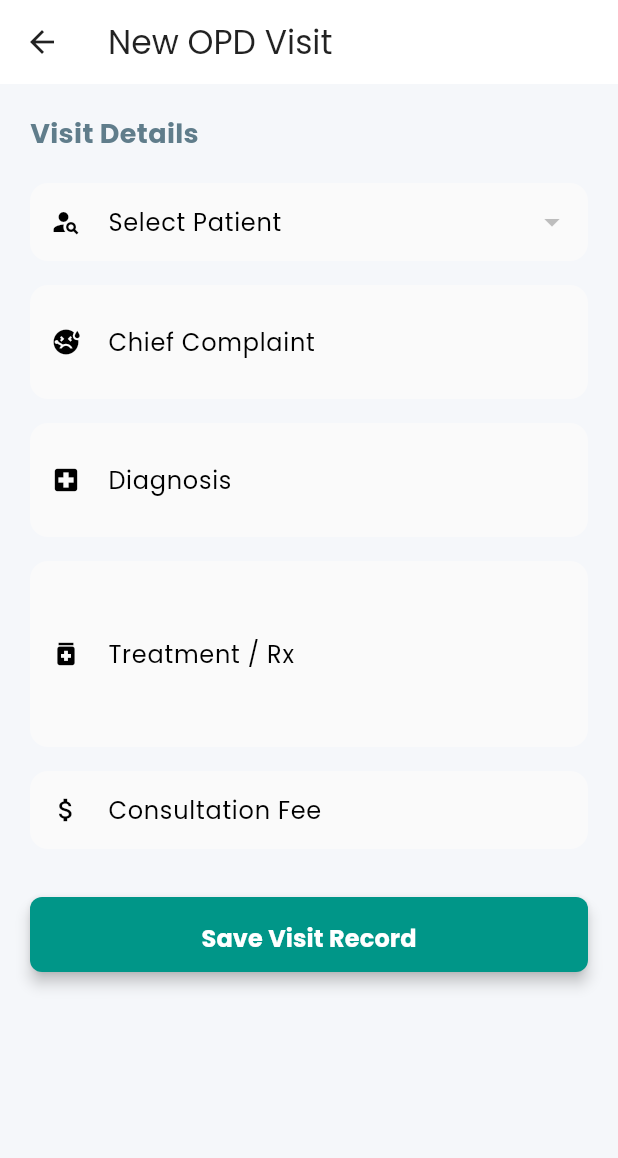
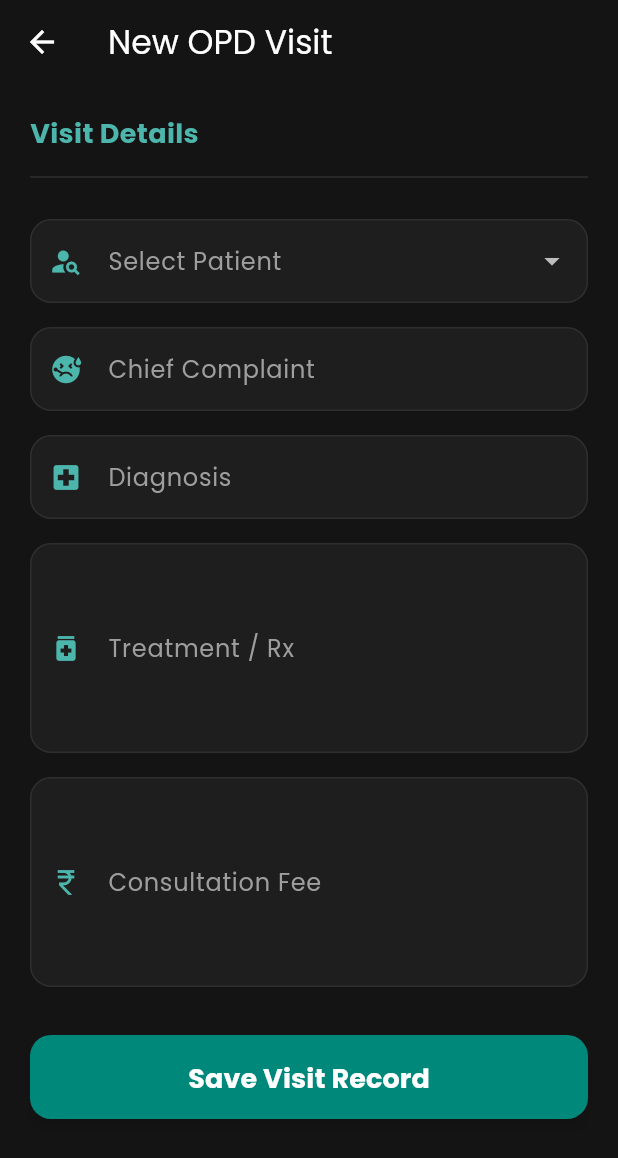
Before and after one commit to pavankumarits/hms-app, a Flutter app: the AddVisitScreen screen opened directly, on a phone screen of 412 x 824 dp. Shown: the top 1158 px of the screen. Run offline on Flutter 3.47's test engine with Material 3 defaults, Android fonts, the phone set to English and light mode, and no system bars; our stand-ins replace connectivity_plus, dio, drift, file_picker, fl_chart, flutter_secure_storage and 1 more; accounts and stored records are empty; generated files the repository leaves out were written again.

Commit message:
Implement Premium Dark UI for Visit and Patient Screens

```diff
--- a/frontend/lib/screens/visits/add_visit_screen.dart
+++ b/frontend/lib/screens/visits/add_visit_screen.dart
@@ -91,23 +91,16 @@ class _AddVisitScreenState extends State<AddVisitScreen> {
     }
   }
 
-  InputDecoration _cleanDecoration(String label, IconData icon, {String? hintText}) {
-    return InputDecoration(
-      labelText: label,
-      hintText: hintText,
-      hintStyle: TextStyle(color: Colors.grey.withOpacity(0.6)), // Light shadow text effect
-      prefixIcon: Icon(icon, size: 20),
-      border: OutlineInputBorder(borderRadius: BorderRadius.circular(8)),
-      contentPadding: const EdgeInsets.symmetric(horizontal: 16, vertical: 14),
-      filled: true,
-      fillColor: Colors.grey[50],
-    );
-  }
-
   @override
   Widget build(BuildContext context) {
     return Scaffold(
-      appBar: AppBar(title: const Text('New OPD Visit'), elevation: 0),
+      backgroundColor: const Color(0xFF141414), // Dark Matte Background
+      appBar: AppBar(
+        title: const Text('New OPD Visit', style: TextStyle(color: Colors.white)),
+        backgroundColor: Colors.transparent,
+        elevation: 0,
+        iconTheme: const IconThemeData(color: Colors.white),
+      ),
       body: SafeArea(
         child: SingleChildScrollView(
           padding: const EdgeInsets.all(20.0),
@@ -116,16 +109,30 @@ class _AddVisitScreenState extends State<AddVisitScreen> {
             child: Column(
               crossAxisAlignment: CrossAxisAlignment.stretch,
               children: [
-                const Text("Visit Details", style: TextStyle(fontSize: 18, fontWeight: FontWeight.bold, color: Colors.blueGrey)),
+                // Section Header
+                const Text(
+                  "Visit Details",
+                  style: TextStyle(
+                    fontSize: 18,
+                    fontWeight: FontWeight.bold,
+                    color: Color(0xFF4DB6AC), // Muted Teal
+                  ),
+                ),
+                const SizedBox(height: 8),
+                const Divider(color: Color(0xFF2E2E2E), thickness: 1), // Thin divider
                 const SizedBox(height: 20),
 
                 // Patient Dropdown
                 DropdownButtonFormField<String>(
                   value: _selectedPatientId,
+                  dropdownColor: const Color(0xFF1E1E1E), // Dark dropdown menu
                   decoration: _cleanDecoration('Select Patient', Icons.person_search),
+                  style: const TextStyle(color: Color(0xFFEAEAEA)), // Off-white text
                   items: _patients.map((p) => DropdownMenuItem<String>(
                     value: p.id,
-                    child: Text('${p.name} (${p.patientUiid ?? "New"})', overflow: TextOverflow.ellipsis),
+                    child: Text('${p.name} (${p.patientUiid ?? "New"})',
+                      style: const TextStyle(color: Color(0xFFEAEAEA)),
+                      overflow: TextOverflow.ellipsis),
                   )).toList(),
                   onChanged: (value) => setState(() => _selectedPatientId = value),
                   validator: (val) => val == null ? 'Required' : null,
@@ -136,7 +143,8 @@ class _AddVisitScreenState extends State<AddVisitScreen> {
                 TextFormField(
                   controller: _complaintController,
                   decoration: _cleanDecoration('Chief Complaint', Icons.sick),
-                  maxLines: 2,
+                  style: const TextStyle(color: Color(0xFFEAEAEA)),
+                  maxLines: 1,
                   validator: (val) => val!.trim().isEmpty ? 'Required' : null,
                 ),
                 const SizedBox(height: 16),
@@ -145,36 +153,55 @@ class _AddVisitScreenState extends State<AddVisitScreen> {
                 TextFormField(
                   controller: _diagnosisController,
                   decoration: _cleanDecoration('Diagnosis', Icons.local_hospital),
-                  maxLines: 2,
+                  style: const TextStyle(color: Color(0xFFEAEAEA)),
+                  maxLines: 1,
                 ),
                 const SizedBox(height: 16),
 
-                // Treatment
-                TextFormField(
-                  controller: _treatmentController,
-                  decoration: _cleanDecoration('Treatment / Rx', Icons.medication),
-                  maxLines: 4,
+                // Treatment / Rx (Fixed Height Box)
+                SizedBox(
+                  height: 140, // Exact height constraint
+                  child: TextFormField(
+                    controller: _treatmentController,
+                    decoration: _cleanDecoration('Treatment / Rx', Icons.medication),
+                    style: const TextStyle(color: Color(0xFFEAEAEA)),
+                    maxLines: null, // Allow multi-line
+                    expands: true, // Fill the SizedBox
+                    textAlignVertical: TextAlignVertical.top,
+                  ),
                 ),
                 const SizedBox(height: 16),
 
-                // Billing
-                TextFormField(
-                  controller: _billingController,
-                  decoration: _cleanDecoration('Consultation Fee', Icons.attach_money, hintText: '0.0'),
-                  keyboardType: TextInputType.number,
+                // Consultation Fee (Exact same height as Treatment)
+                SizedBox(
+                  height: 140, // Exact height constraint matching Treatment
+                  child: TextFormField(
+                    controller: _billingController,
+                    decoration: _cleanDecoration('Consultation Fee', Icons.currency_rupee, hintText: 'Enter fee'), // Updated hint
+                    style: const TextStyle(color: Color(0xFFEAEAEA)),
+                    keyboardType: TextInputType.number,
+                    maxLines: null, // Similar behavior for size
+                    expands: true, // Fill the SizedBox
+                    textAlignVertical: TextAlignVertical.top, // Align top like Treatment
+                  ),
                 ),
                 const SizedBox(height: 32),
 
-                // Submit
+                // Submit Button
                 SizedBox(
-                  height: 50,
+                  height: 56, // Large button
                   child: ElevatedButton(
                     onPressed: _isLoading ? null : _submit,
                     style: ElevatedButton.styleFrom(
-                      shape: RoundedRectangleBorder(borderRadius: BorderRadius.circular(8)),
-                      backgroundColor: Theme.of(context).primaryColor,
+                      shape: RoundedRectangleBorder(borderRadius: BorderRadius.circular(14)),
+                      backgroundColor: const Color(0xFF00897B), // Teal
+                      foregroundColor: Colors.white,
+                      elevation: 4,
+                      shadowColor: Colors.black45,
                     ),
-                    child: _isLoading ? const CircularProgressIndicator(color: Colors.white) : const Text('Save Visit Record', style: TextStyle(fontSize: 16, fontWeight: FontWeight.bold, color: Colors.white)),
+                    child: _isLoading
+                      ? const CircularProgressIndicator(color: Colors.white)
+                      : const Text('Save Visit Record', style: TextStyle(fontSize: 18, fontWeight: FontWeight.bold)),
                   ),
                 ),
               ],
@@ -184,4 +211,29 @@ class _AddVisitScreenState extends State<AddVisitScreen> {
       ),
     );
   }
+
+  InputDecoration _cleanDecoration(String label, IconData icon, {String? hintText}) {
+    return InputDecoration(
+      labelText: label,
+      hintText: hintText,
+      labelStyle: const TextStyle(color: Color(0xFF9E9E9E)), // Muted Grey
+      hintStyle: const TextStyle(color: Color(0xFF9E9E9E)),
+      prefixIcon: Icon(icon, size: 22, color: const Color(0xFF4DB6AC)), // Muted Teal Icon
+      border: OutlineInputBorder(
+        borderRadius: BorderRadius.circular(14),
+        borderSide: const BorderSide(color: Color(0xFF2E2E2E)), // Soft Grey
+      ),
+      enabledBorder: OutlineInputBorder(
+        borderRadius: BorderRadius.circular(14),
+        borderSide: const BorderSide(color: Color(0xFF2E2E2E)),
+      ),
+      focusedBorder: OutlineInputBorder(
+        borderRadius: BorderRadius.circular(14),
+        borderSide: const BorderSide(color: Color(0xFF26A69A), width: 1.5), // Thin Teal highlight
+      ),
+      contentPadding: const EdgeInsets.symmetric(horizontal: 16, vertical: 16),
+      filled: true,
+      fillColor: const Color(0xFF1E1E1E), // Dark Grey Surface
+    );
+  }
 }
```
Also changed, not shown: frontend/lib/screens/patients/add_patient_screen.dart (+43 -13 lines).
